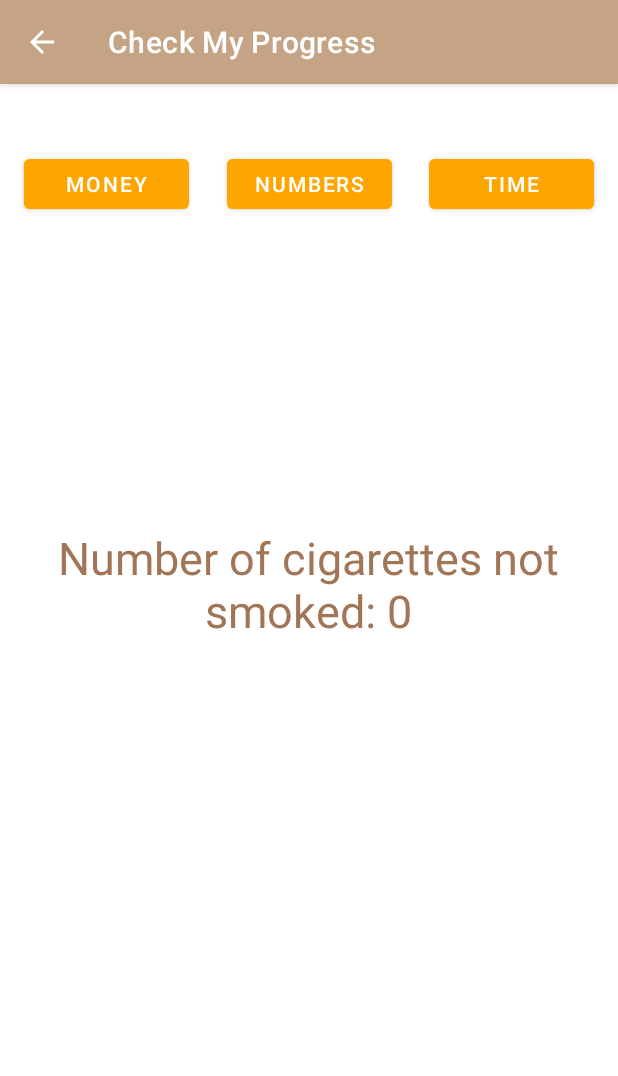
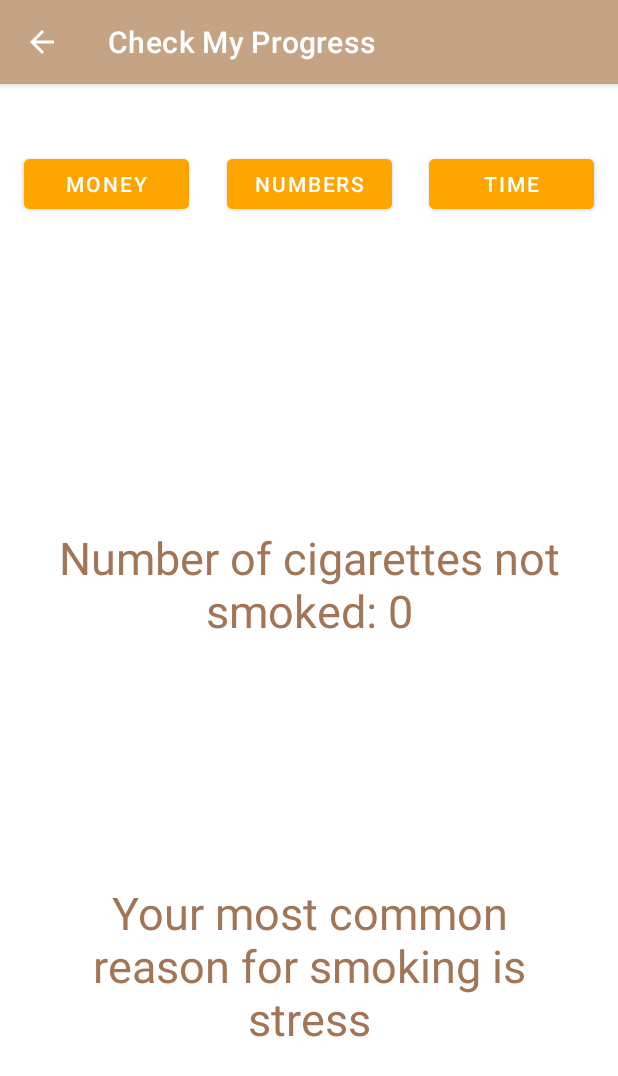
Before and after one commit to BenPare/Nicotine-Knock-App, an Android app: the fragment NumericFragment placed in its activity, on a phone screen of 412 x 824 dp. Shown: the top 1076 px of the screen. Run offline under Robolectric (Android 15) with nearby library versions, the phone set to English and light mode, and no system bars.

Commit message:
added a textbox to display the most common reason for smoking, added a switch statement to the get started activity that checks for a flag to determine which count to increment

```diff
--- a/app/src/main/java/fsu/csc3560/bp/nicotineknock/NumericFragment.java
+++ b/app/src/main/java/fsu/csc3560/bp/nicotineknock/NumericFragment.java
@@ -26,7 +26,31 @@ public class NumericFragment extends Fragment {
         //I'm sure this math can be optimized somehow
 
         TextView custom = (TextView) returnView.findViewById(R.id.smokeTimeText);
-        custom.setText("Number of cigarettes not smoked: " + noCount);
+        custom.setText(getString(R.string.text_not_smoked) + noCount);
+
+        int countStress = sharedPref.getInt(getString(R.string.stress_count), defCount);
+        int countSocial = sharedPref.getInt(getString(R.string.social_factors_count), defCount);
+        int countBoredom = sharedPref.getInt(getString(R.string.boredom_count), defCount);
+        int countPleasure = sharedPref.getInt(getString(R.string.pleasure_count), defCount);
+
+        TextView textReason = (TextView) returnView.findViewById(R.id.textReason);
+
+        if ((countStress >= countSocial) && (countStress >= countBoredom) && (countStress >= countPleasure)) {
+            //Largest is countStress
+            textReason.setText(R.string.stress_reason);
+        }
+        else if ((countSocial >= countBoredom) && (countSocial >= countPleasure)) {
+            //Largest is countSocial
+            textReason.setText(R.string.social_factors_reason);
+        }
+        else if ((countBoredom >= countPleasure)) {
+            //Largest is countBoredom
+            textReason.setText(R.string.boredom_reason);
+        }
+        else {
+            //Largest is countPleasure
+            textReason.setText(R.string.pleasure_reason);
+        }
 
         return returnView;
     }
--- a/app/src/main/res/layout/activity_get_started.xml
+++ b/app/src/main/res/layout/activity_get_started.xml
@@ -97,7 +97,7 @@
             android:id="@+id/radioButton4"
             android:layout_width="match_parent"
             android:layout_height="wrap_content"
-            android:text="Need pleasure" />
+            android:text="For pleasure" />
     </RadioGroup>
 
     <!--button will ask the user to confirm they want to smoke or suggest an alternative action.  after that, the user can insist on smoking (is there a need to count that?)-->
--- a/app/src/main/res/layout/numericfragment.xml
+++ b/app/src/main/res/layout/numericfragment.xml
@@ -17,8 +17,20 @@
         android:textSize="30sp"
         app:layout_constraintBottom_toBottomOf="parent"
         app:layout_constraintEnd_toEndOf="parent"
-        app:layout_constraintHorizontal_bias="0.495"
         app:layout_constraintStart_toStartOf="parent"
         app:layout_constraintTop_toTopOf="parent" />
 
+    <TextView
+        android:id="@+id/textReason"
+        android:layout_width="334dp"
+        android:layout_height="177dp"
+        android:text="Your most common reason for smoking is: "
+        android:textAlignment="center"
+        android:textColor="#A27557"
+        android:textSize="30sp"
+        app:layout_constraintBottom_toBottomOf="parent"
+        app:layout_constraintEnd_toEndOf="parent"
+        app:layout_constraintStart_toStartOf="parent"
+        app:layout_constraintTop_toBottomOf="@+id/smokeTimeText" />
+
 </androidx.constraintlayout.widget.ConstraintLayout>
--- a/app/src/main/res/values/strings.xml
+++ b/app/src/main/res/values/strings.xml
@@ -11,6 +11,15 @@
     <string name="saved_currency">Key for currency</string>
     <string name="current_cost">\Current Cost (default is $6.65): $\</string>
     <string name="current_currency">\Current Currency (default is dollars): \</string>
+    <string name="stress_count">Key for stress count</string>
+    <string name="social_factors_count">Key for social factors count</string>
+    <string name="boredom_count">Bey for boredom count</string>
+    <string name="pleasure_count">Key for pleasure count</string>
+    <string name="stress_reason">Your most common reason for smoking is stress</string>
+    <string name="social_factors_reason">Your most common reasons for smoking are social factors</string>
+    <string name="boredom_reason">Your most common reason for smoking is boredom</string>
+    <string name="pleasure_reason">Your most common reason for smoking is for pleasure</string>
+    <string name="text_not_smoked">\Number of cigarettes not smoked: \</string>
 
     <!--these quotes should be about addiction or overcoming obstacles-->
 
```
Also changed, not shown: app/src/main/java/fsu/csc3560/bp/nicotineknock/GetStartedActivity.java (+56 -15 lines).
